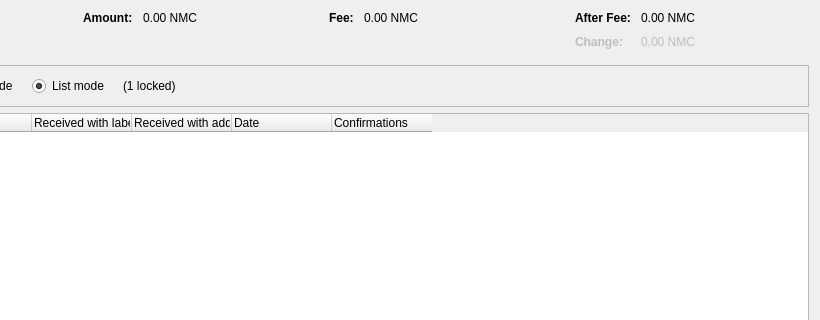
Before: the Qt Designer form src/qt/forms/coincontroldialog.ui in bitcoin-silver/engine, drawn with Qt 5; both pictures show x 180 to 1000 and y 0 to 320 of the 1000 by 500 pixel window.
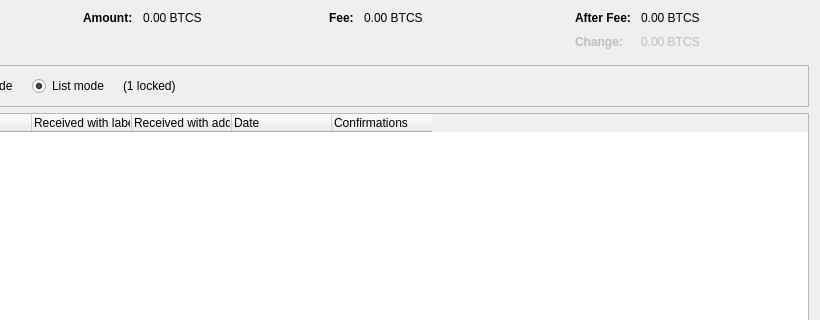
After: the same form once the commit is applied. Custom widgets are drawn as their Qt base class.

```diff
--- a/src/qt/forms/coincontroldialog.ui
+++ b/src/qt/forms/coincontroldialog.ui
@@ -135,7 +135,7 @@
           <enum>Qt::ActionsContextMenu</enum>
          </property>
          <property name="text">
-          <string notr="true">0.00 NMC</string>
+          <string notr="true">0.00 BTCS</string>
          </property>
          <property name="textInteractionFlags">
           <set>Qt::LinksAccessibleByMouse|Qt::TextSelectableByKeyboard|Qt::TextSelectableByMouse</set>
@@ -180,7 +180,7 @@
           <enum>Qt::ActionsContextMenu</enum>
          </property>
          <property name="text">
-          <string notr="true">0.00 NMC</string>
+          <string notr="true">0.00 BTCS</string>
          </property>
          <property name="textInteractionFlags">
           <set>Qt::LinksAccessibleByMouse|Qt::TextSelectableByKeyboard|Qt::TextSelectableByMouse</set>
@@ -228,7 +228,7 @@
           <enum>Qt::ActionsContextMenu</enum>
          </property>
          <property name="text">
-          <string notr="true">0.00 NMC</string>
+          <string notr="true">0.00 BTCS</string>
          </property>
          <property name="textInteractionFlags">
           <set>Qt::LinksAccessibleByMouse|Qt::TextSelectableByKeyboard|Qt::TextSelectableByMouse</set>
@@ -263,7 +263,7 @@
           <enum>Qt::ActionsContextMenu</enum>
          </property>
          <property name="text">
-          <string notr="true">0.00 NMC</string>
+          <string notr="true">0.00 BTCS</string>
          </property>
          <property name="textInteractionFlags">
           <set>Qt::LinksAccessibleByMouse|Qt::TextSelectableByKeyboard|Qt::TextSelectableByMouse</set>
```
